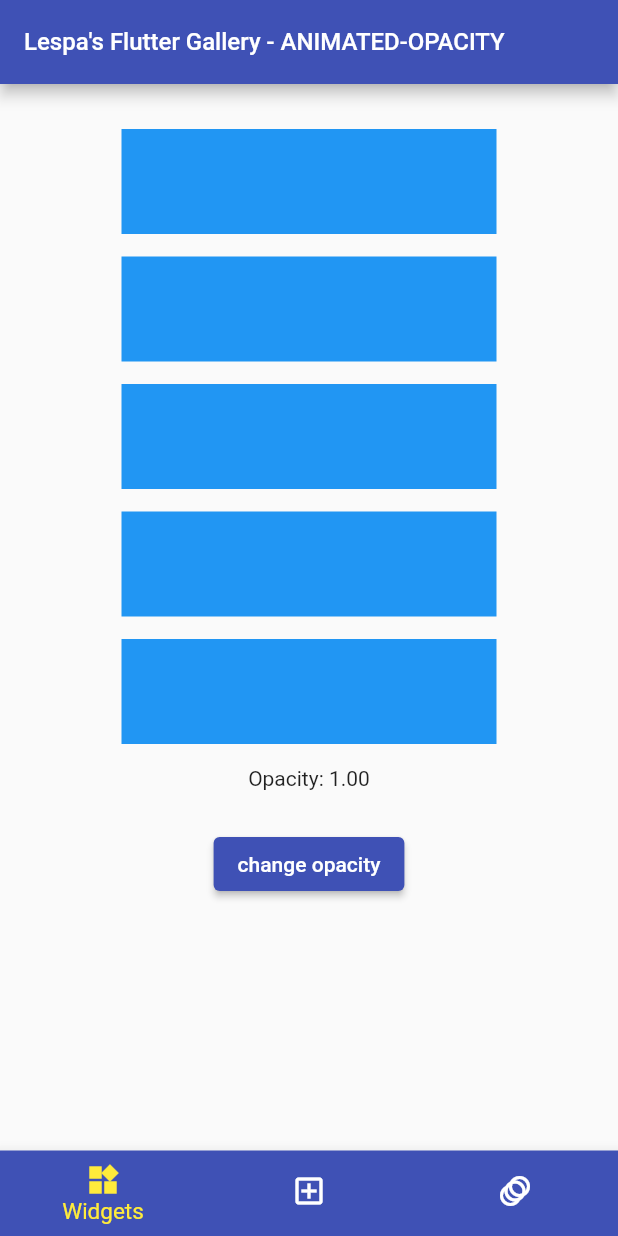
After one commit to MLesky/Lespa-s-Flutter-Gallery, a Flutter app: the AnimatedOpacityExample screen opened by its route, on a phone screen of 412 x 824 dp. The commit adds this screen. Run offline on Flutter 3.47's test engine with Material 2 defaults, Android fonts, the phone set to English and light mode, and no system bars; our stand-ins replace accordion, go_router, syncfusion_flutter_sliders.

Commit message:
animated opacity

```diff
--- a/lib/main.dart
+++ b/lib/main.dart
@@ -9,6 +9,7 @@ import 'package:my_flutter_gallery/pages/widgets/alert_dialog.dart';
 import 'package:my_flutter_gallery/pages/widgets/align_widget.dart';
 import 'package:my_flutter_gallery/pages/widgets/animated_container.dart';
 import 'package:my_flutter_gallery/pages/widgets/animated_crossfade.dart';
+import 'package:my_flutter_gallery/pages/widgets/animated_opacity.dart';
 import 'package:my_flutter_gallery/pages/widgets/fade_in_image.dart';
 import 'package:my_flutter_gallery/pages/widgets/hero_widget.dart';
 import 'package:my_flutter_gallery/pages/widgets/layout_builder.dart';
@@ -87,6 +88,14 @@ GoRouter routes = GoRouter(initialLocation: '/widgets', routes: [
           GoRoute(
               path: 'animated-container',
               builder: (context, state) => const AnimatedContainerExample()),
+          GoRoute(
+            path: 'cross-fade',
+            builder: (context, state) => const AnimatedCrossFadeExample(),
+          ),
+          GoRoute(
+            path: 'animated-opacity',
+            builder: (context, state) => const AnimatedOpacityExample(),
+          )
         ],
       ),
       GoRoute(
@@ -97,10 +106,6 @@ GoRouter routes = GoRouter(initialLocation: '/widgets', routes: [
           path: '/animations',
           name: 'animation',
           builder: (context, state) => const AnimationScreen()),
-      GoRoute(
-        path: '/widgets/cross-fade',
-        builder: (context, state) => const AnimatedCrossFadeExample(),
-      )
     ],
     builder: (context, state, child) => ScaffoldWithBottomNavBar(
       child: child,
--- a/lib/pages/widgets.dart
+++ b/lib/pages/widgets.dart
@@ -66,8 +66,8 @@ List<Map<String, String>> layoutExamples = [
 
 List<Map<String, String>> displayExamples = [
   {'title': 'Opacity Widget', 'path': '/widgets/opacity'},
+  {'title': 'Alert Dialog', 'path': '/widgets/alert-dialog'},
   {'title': 'About Dialog', 'path': '/widgets/about-dialog'},
-  {'title': 'Alert Dialog', 'path': '/widgets/alert-dialog'},
 ];
 
 List<Map<String, String>> eventExamples = [
@@ -75,6 +75,7 @@ List<Map<String, String>> eventExamples = [
 ];
 
 List<Map<String, String>> animatedExamples = [
+  {'title': 'Animated Opacity', 'path' : '/widgets/animated-opacity'},
   {'title': 'Animated Cross Fade', 'path' : '/widgets/cross-fade'},
   {'title': 'Animated Container', 'path' : '/widgets/animated-container'},
 ];
--- /dev/null
+++ b/lib/pages/widgets/animated_opacity.dart
@@ -0,0 +1,66 @@
+import 'dart:math';
+
+import 'package:flutter/material.dart';
+
+class AnimatedOpacityExample extends StatefulWidget {
+  const AnimatedOpacityExample({super.key});
+
+  @override
+  State<AnimatedOpacityExample> createState() => _AnimatedOpacityExampleState();
+}
+
+class _AnimatedOpacityExampleState extends State<AnimatedOpacityExample> {
+  double opacityValue = 1.0;
+
+  @override
+  Widget build(BuildContext context) {
+    return ListView(
+      children: [
+        Column(
+          children: [
+            const SizedBox(
+              height: 30.0,
+            ),
+            Container(width: 250, height: 70, color: Colors.blue),
+            const SizedBox(
+              height: 15.0,
+            ),
+            AnimatedOpacity(opacity: opacityValue,
+            duration: const Duration(milliseconds: 500),
+            child: Container(width: 250, height: 70, color: Colors.blue)),
+            const SizedBox(
+              height: 15.0,
+            ),
+            AnimatedOpacity(opacity: opacityValue,
+                duration: const Duration(seconds: 1),
+                child: Container(width: 250, height: 70, color: Colors.blue)),
+            const SizedBox(
+              height: 15.0,
+            ),
+            AnimatedOpacity(opacity: opacityValue,
+                duration: const Duration(milliseconds: 2000),
+                curve: Curves.bounceInOut,
+                child: Container(width: 250, height: 70, color: Colors.blue)),
+            const SizedBox(
+              height: 15.0,
+            ),
+            Container(width: 250, height: 70, color: Colors.blue),
+            const SizedBox(
+              height: 15.0,
+            ),
+            Text(
+              "Opacity: ${opacityValue.toStringAsFixed(2)}",
+              textAlign: TextAlign.center,
+            ),
+            const SizedBox(
+              height: 25.0,
+            ),
+            ElevatedButton(onPressed: (){setState(() {
+              opacityValue = Random().nextDouble();
+            });}, child: const Text('change opacity')),
+          ],
+        ),
+      ],
+    );
+  }
+}
```
